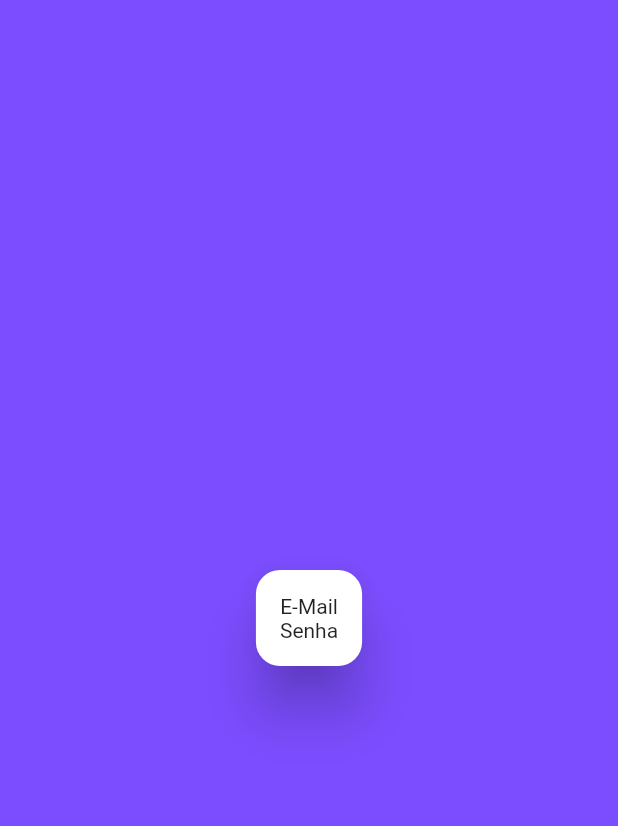
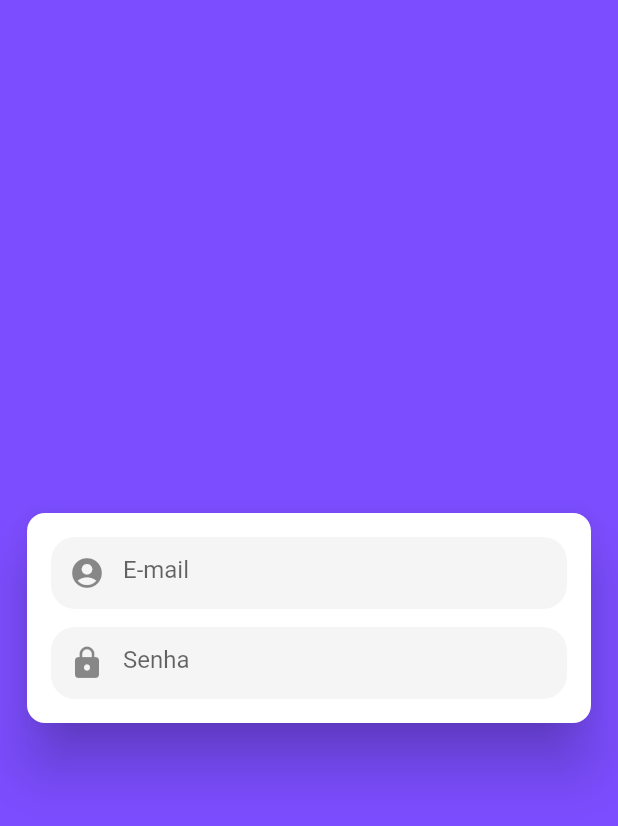
Before and after one commit to isaacscardoso/todolist-flutter-mobx, a Flutter app: the screen it shows after launch, on a phone screen of 412 x 824 dp. Shown: the top 826 px of the screen. Run offline on Flutter 3.47's test engine with Material 2 defaults, Android fonts, the light colour scheme and no system bars.

Commit message:
Implementing the email field and password field for the login screen.

```diff
--- /dev/null
+++ b/lib/components/custom_text_field.dart
@@ -0,0 +1,46 @@
+import 'package:flutter/material.dart';
+
+class CustomTextField extends StatelessWidget {
+  const CustomTextField({
+    Key? key,
+    required this.hintText,
+    required this.prefix,
+    required this.textInputType,
+    required this.onChanged,
+    required this.enabled,
+    this.suffix,
+    this.textEditingController,
+    this.obscure = false,
+  }) : super(key: key);
+
+  final String hintText;
+  final Widget prefix;
+  final TextInputType textInputType;
+  final Function(String) onChanged;
+  final bool enabled;
+  final Widget? suffix;
+  final TextEditingController? textEditingController;
+  final bool obscure;
+
+  @override
+  Widget build(BuildContext context) {
+    return TextField(
+      controller: textEditingController,
+      obscureText: obscure,
+      keyboardType: textInputType,
+      onChanged: onChanged,
+      enabled: enabled,
+      decoration: InputDecoration(
+        filled: true,
+        fillColor: Colors.grey.shade100,
+        hintText: hintText,
+        border: UnderlineInputBorder(
+          borderRadius: BorderRadius.circular(16),
+          borderSide: BorderSide.none,
+        ),
+        prefixIcon: prefix,
+        suffixIcon: suffix,
+      ),
+    );
+  }
+}
--- a/lib/components/login_screen.dart
+++ b/lib/components/login_screen.dart
@@ -1,4 +1,5 @@
 import 'package:flutter/material.dart';
+import 'package:mobx_todo_list/components/custom_text_field.dart';
 
 class LoginScreen extends StatefulWidget {
   const LoginScreen({Key? key}) : super(key: key);
@@ -14,19 +15,35 @@ class _LoginScreenState extends State<LoginScreen> {
       child: Scaffold(
         body: Container(
           alignment: Alignment.center,
-          margin: const EdgeInsets.all(32),
+          margin: const EdgeInsets.all(14),
           child: Card(
             shape: RoundedRectangleBorder(
-              borderRadius: BorderRadius.circular(16),
+              borderRadius: BorderRadius.circular(12),
             ),
             elevation: 16,
             child: Padding(
               padding: const EdgeInsets.all(16),
               child: Column(
                 mainAxisSize: MainAxisSize.min,
-                children: const <Widget>[
-                  Text('E-Mail'),
-                  Text('Senha'),
+                children: <Widget>[
+                  CustomTextField(
+                    hintText: 'E-mail',
+                    prefix: const Icon(Icons.account_circle),
+                    textInputType: TextInputType.emailAddress,
+                    onChanged: (email) {},
+                    enabled: true,
+                  ),
+                  const SizedBox(
+                    height: 12,
+                  ),
+                  CustomTextField(
+                    hintText: 'Senha',
+                    prefix: const Icon(Icons.lock),
+                    textInputType: TextInputType.visiblePassword,
+                    obscure: true,
+                    onChanged: (password) {},
+                    enabled: true,
+                  ),
                 ],
               ),
             ),
```
